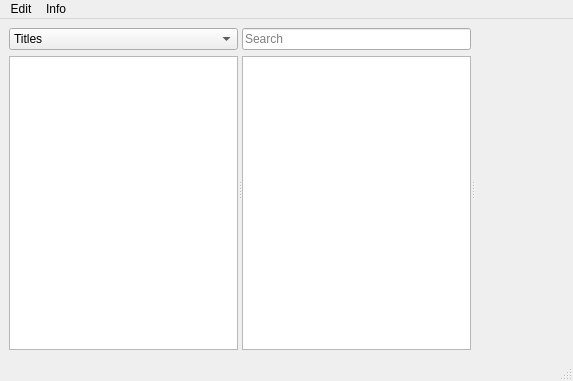
The window that toshview.ui (algamest/toshokan) describes before a commit, drawn with Qt 5.
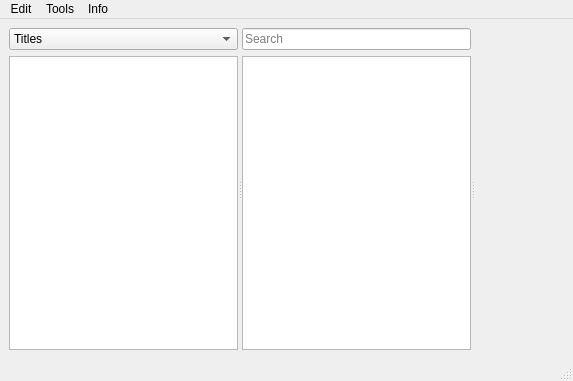
The same window after the commit. Custom widgets are drawn as their Qt base class.

What changed in the file:
```diff
--- a/toshview.ui
+++ b/toshview.ui
@@ -102,7 +102,13 @@
     <addaction name="actionAbout_Qt"/>
     <addaction name="actionAbout"/>
    </widget>
+   <widget class="QMenu" name="menuTools">
+    <property name="title">
+     <string>Tools</string>
+    </property>
+   </widget>
    <addaction name="menuEdit"/>
+   <addaction name="menuTools"/>
    <addaction name="menuInfo"/>
   </widget>
   <widget class="QStatusBar" name="statusbar"/>
```
